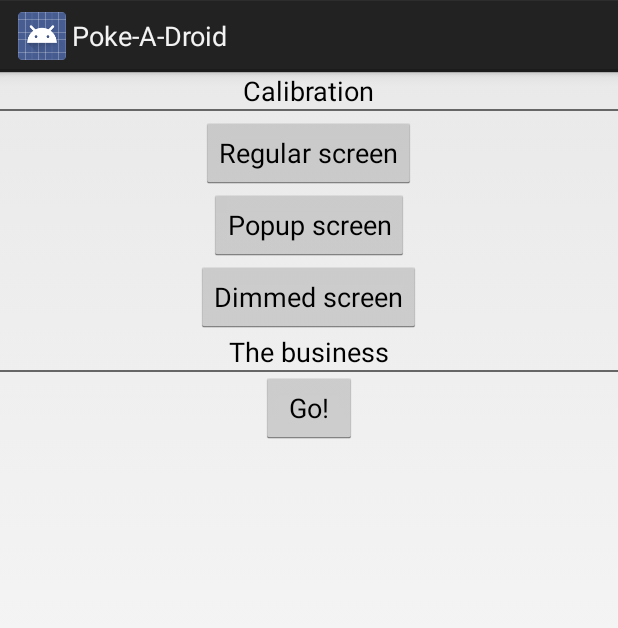
After one commit to remydb/Poke-A-Droid, an Android app: the layout popup.xml on its own in the app's theme, with its tools: preview values and no code run, on a phone screen of 412 x 824 dp. The commit adds this screen. Shown: the top 628 px of the screen. Run offline under Robolectric (Android 15) with nearby library versions, the phone set to English and light mode, and no system bars.

Commit message:
Added calibration images

```diff
--- a/Poke-A-Droid/src/main/res/layout/activity_main.xml
+++ b/Poke-A-Droid/src/main/res/layout/activity_main.xml
@@ -63,10 +63,9 @@
             android:layout_below="@+id/button3" android:layout_alignLeft="@+id/button3"
             android:layout_alignRight="@+id/button3"/>
     <Button
-            android:id="@+id/captureBack"
+            android:id="@+id/bruteForce"
             android:layout_width="wrap_content"
             android:layout_height="wrap_content"
-            android:onClick="photoLoop"
             android:text="@string/bruteforce"
             android:layout_below="@+id/button4" android:layout_alignLeft="@+id/button4"
             android:layout_alignRight="@+id/button4"/>
--- /dev/null
+++ b/Poke-A-Droid/src/main/res/layout/popup.xml
@@ -0,0 +1,60 @@
+<?xml version="1.0" encoding="utf-8"?>
+
+<RelativeLayout xmlns:android="http://schemas.android.com/apk/res/android"
+                android:layout_width="fill_parent"
+                android:layout_height="fill_parent" >
+
+    <TextView
+            android:layout_width="wrap_content"
+            android:layout_height="wrap_content"
+            android:textAppearance="?android:attr/textAppearanceMedium"
+            android:text="@string/calib"
+            android:id="@+id/textView"
+            android:layout_alignParentTop="true" android:layout_centerHorizontal="true"/>
+    <View
+            style="@style/HorizontalLine"
+            android:layout_width="fill_parent"
+            android:id="@+id/view"
+            android:layout_below="@+id/textView" android:layout_alignParentLeft="true"/>
+    <Button
+            android:layout_width="wrap_content"
+            android:layout_height="wrap_content"
+            android:text="@string/cregular"
+            android:id="@+id/creg"
+            android:layout_alignParentTop="true"
+            android:layout_centerHorizontal="true"
+            android:layout_marginTop="30dp"/>
+    <Button
+            android:layout_width="wrap_content"
+            android:layout_height="wrap_content"
+            android:text="@string/cpopup"
+            android:id="@+id/cpopup"
+            android:layout_centerHorizontal="true"
+            android:layout_below="@+id/creg"/>
+    <Button
+            android:layout_width="wrap_content"
+            android:layout_height="wrap_content"
+            android:text="@string/cdimmed"
+            android:id="@+id/cdimmed"
+            android:layout_below="@+id/cpopup"
+            android:layout_centerHorizontal="true"/>
+    <TextView
+            android:layout_width="wrap_content"
+            android:layout_height="wrap_content"
+            android:textAppearance="?android:attr/textAppearanceMedium"
+            android:text="@string/business"
+            android:id="@+id/textView2"
+            android:layout_below="@+id/cdimmed" android:layout_centerHorizontal="true"/>
+    <View
+            style="@style/HorizontalLine"
+            android:layout_width="fill_parent"
+            android:id="@+id/view2"
+            android:layout_below="@+id/textView2" android:layout_alignParentLeft="true"/>
+    <Button
+            android:id="@+id/dialogButtonOK"
+            android:layout_width="wrap_content"
+            android:layout_height="wrap_content"
+            android:text="@string/gogo"
+            android:layout_below="@+id/view2"
+            android:layout_centerHorizontal="true"/>
+</RelativeLayout>
--- a/Poke-A-Droid/src/main/res/values/strings.xml
+++ b/Poke-A-Droid/src/main/res/values/strings.xml
@@ -8,7 +8,13 @@
     <string name="root" >2. Check root permissions</string>
     <string name="remove" >2.1 Remove password or gesture</string>
     <string name="retrieve" >2.2 Retrieve pattern</string>
-    <string name="bruteforce" >3. Start bruteforce</string>
+    <string name="bruteforce" >3. Bruteforce</string>
+    <string name="cregular">Regular screen</string>
+    <string name="cdimmed">Dimmed screen</string>
+    <string name="cpopup">Popup screen</string>
+    <string name="calib">Calibration</string>
+    <string name="business">The business</string>
+    <string name="gogo">Go!</string>
 	<!-- Buttons -->
     <string name="check" >Check!</string>
     <string name="run" >Run!</string>
```
Also changed, not shown: Poke-A-Droid/src/main/java/com/os3/pokeadroid/MainActivity.java (+77 -10 lines).
